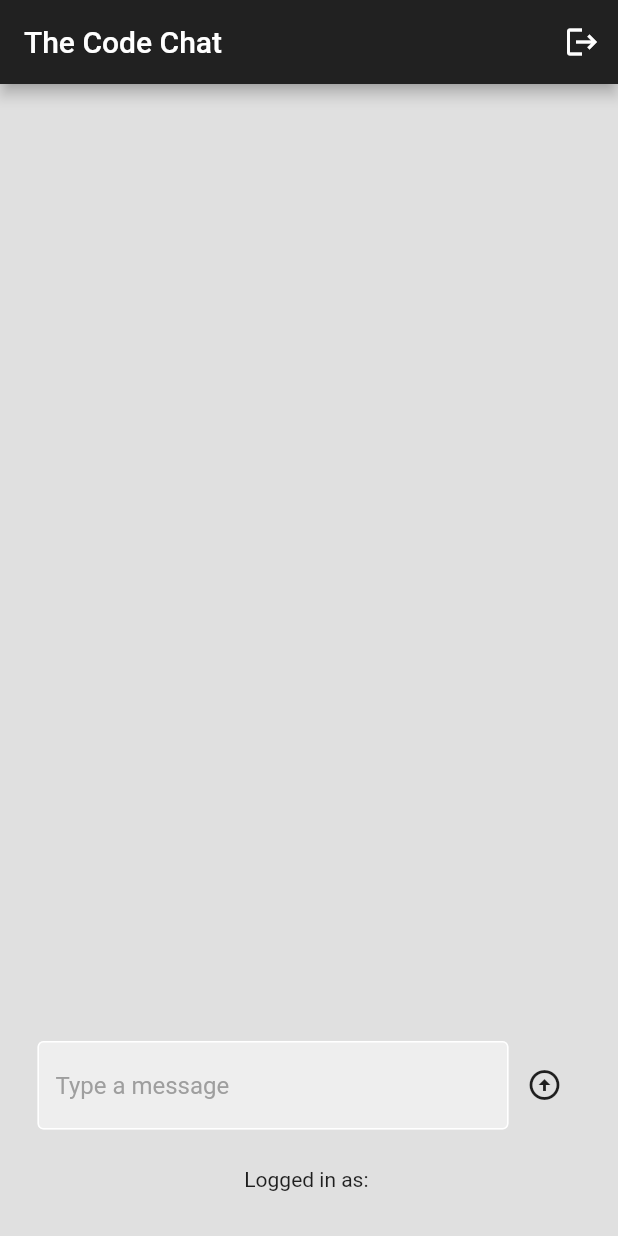
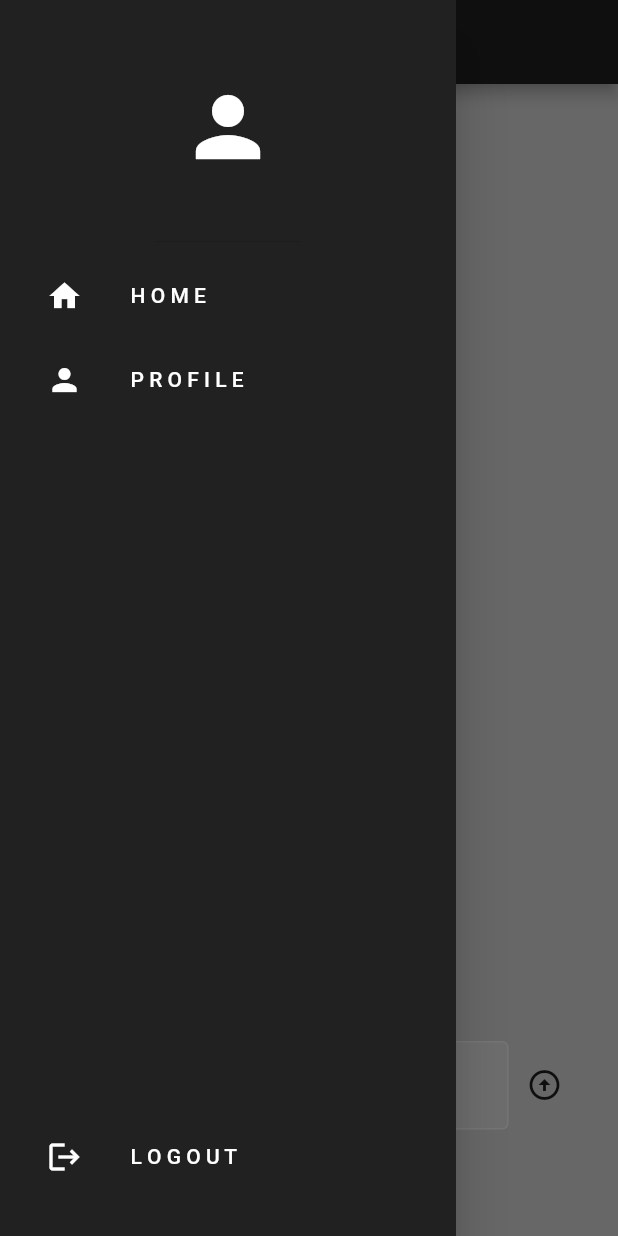
Before and after one commit to TheC0deJunkie/thecodechat, a Flutter app: the screen it shows once a user with an empty profile is signed in, with the side drawer open (before the commit the screen has no drawer), on a phone screen of 412 x 824 dp. Run offline on Flutter 3.47's test engine with Material 2 defaults, Android fonts, the phone set to English and light mode, and no system bars; our stand-ins replace cloud_firestore, firebase_auth, firebase_core; accounts and stored records are empty; generated files the repository leaves out were written again.

```diff
--- /dev/null
+++ b/lib/components/drawer.dart
@@ -0,0 +1,60 @@
+import 'package:flutter/material.dart';
+import 'package:thecodechat/components/list_tile.dart';
+
+class MyDrawer extends StatelessWidget {
+  final Function()? onProfile;
+  final Function()? onSignOut;
+  const MyDrawer({
+    super.key,
+    required this.onProfile,
+    required this.onSignOut,
+  });
+
+  @override
+  Widget build(BuildContext context) {
+    return Drawer(
+      backgroundColor: Colors.grey[900],
+      child: Column(
+        mainAxisAlignment: MainAxisAlignment.spaceBetween,
+        children: [
+          Column(
+            children: [
+              //header
+              DrawerHeader(
+                child: Icon(
+                  Icons.person,
+                  color: Colors.white,
+                  size: 64,
+                ),
+              ),
+
+              // home list tile
+              MyListTile(
+                text: 'H O M E',
+                icon: Icons.home,
+                onTap: () => Navigator.pop(context),
+              ),
+
+              //profile list tile
+              MyListTile(
+                text: 'P R O F I L E',
+                icon: Icons.person,
+                onTap: onProfile,
+              ),
+            ],
+          ),
+
+          //logout list tile
+          Padding(
+            padding: const EdgeInsets.only(bottom: 25.0),
+            child: MyListTile(
+              text: "L O G O U T",
+              icon: Icons.logout,
+              onTap: onSignOut,
+            ),
+          ),
+        ],
+      ),
+    );
+  }
+}
--- /dev/null
+++ b/lib/components/list_tile.dart
@@ -0,0 +1,29 @@
+import 'package:flutter/material.dart';
+
+class MyListTile extends StatelessWidget {
+  final IconData icon;
+  final String text;
+  final Function()? onTap;
+  const MyListTile(
+      {super.key, required this.text, required this.icon, required this.onTap});
+
+  @override
+  Widget build(BuildContext context) {
+    return Padding(
+      padding: const EdgeInsets.only(left: 15.0),
+      child: ListTile(
+        leading: Icon(
+          icon,
+          color: Colors.white,
+        ),
+        title: Text(
+          text,
+          style: const TextStyle(
+            color: Colors.white,
+          ),
+        ),
+        onTap: onTap,
+      ),
+    );
+  }
+}
--- a/lib/pages/home_page.dart
+++ b/lib/pages/home_page.dart
@@ -2,7 +2,9 @@ import 'package:cloud_firestore/cloud_firestore.dart';
 import 'package:firebase_auth/firebase_auth.dart';
 import 'package:flutter/material.dart';
 import 'package:thecodechat/components/chats_post.dart';
+import 'package:thecodechat/components/drawer.dart';
 import 'package:thecodechat/components/text_field.dart';
+import 'package:thecodechat/pages/profile_page.dart';
 
 class HomePage extends StatefulWidget {
   const HomePage({super.key});
@@ -40,20 +42,31 @@ class _HomePageState extends State<HomePage> {
     });
   }
 
+  //navigate to profile page
+  void goToProfile() {
+    //pop the menu drawer
+    Navigator.pop(context);
+
+    //go to the profile page
+    Navigator.push(
+      context,
+      MaterialPageRoute(
+        builder: (context) => ProfilePage(),
+      ),
+    );
+  }
+
   @override
   Widget build(BuildContext context) {
     return Scaffold(
       backgroundColor: Colors.grey[300],
+      drawer: MyDrawer(
+        onProfile: goToProfile,
+        onSignOut: signOut,
+      ),
       appBar: AppBar(
         backgroundColor: Colors.grey[900],
         title: const Text('The Code Chat'),
-        actions: [
-          //signout button
-          IconButton(
-            onPressed: signOut,
-            icon: const Icon(Icons.logout),
-          )
-        ],
       ),
       body: Center(
         child: Column(
```
Also changed, not shown: lib/components/text_box.dart (added, +50 -0 lines), lib/pages/profile_page.dart (added, +70 -0 lines).
